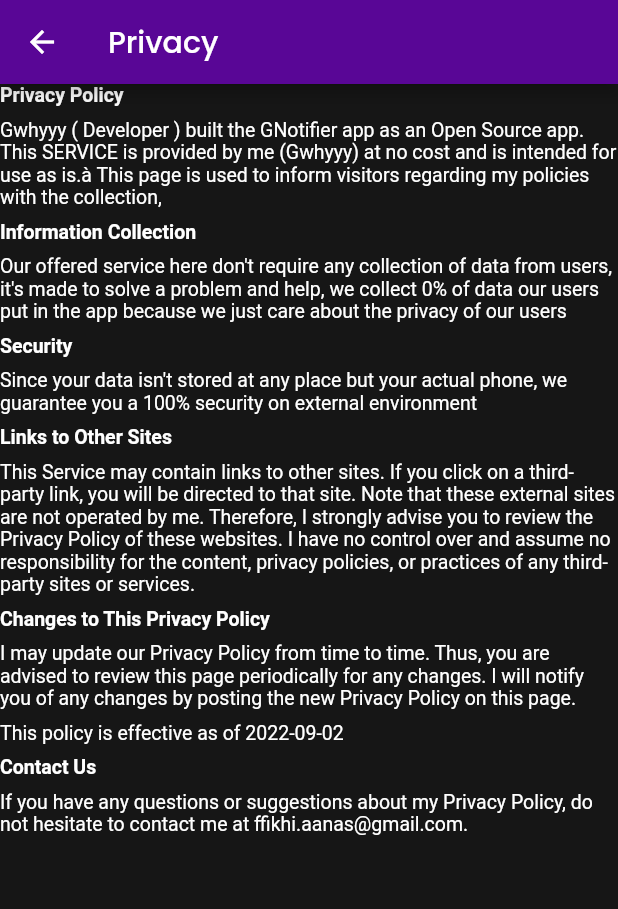
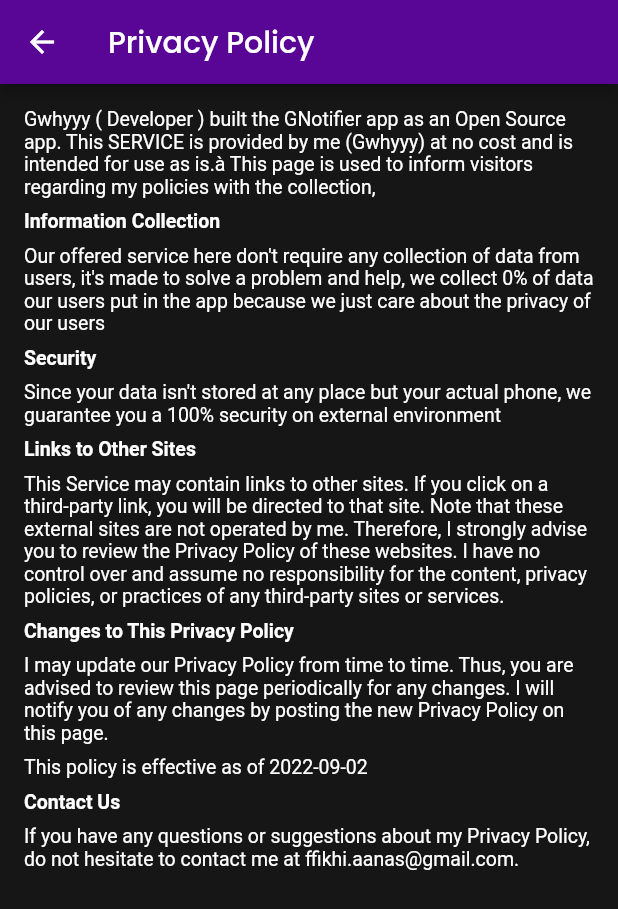
Before and after one commit to anasfik/public-apis-mobile-client, a Flutter app: the PrivacyView screen opened by its route, on a phone screen of 412 x 824 dp. Shown: the top 909 px of the screen. Run offline on Flutter 3.47's test engine with Material 2 defaults, Android fonts, the light colour scheme and no system bars; drawn by our look-alikes of flutter_markdown; our stand-ins replace auto_size_text, get, google_fonts, hive, hive_flutter; accounts and stored records are empty; network calls fail.

Commit message:
[ Edit ] turn the privacy content bigger

```diff
--- a/lib/app/modules/controllers/privacy_controller.dart
+++ b/lib/app/modules/controllers/privacy_controller.dart
@@ -2,7 +2,8 @@
 
 class PrivacyController extends GetxController {
   static const String privacyContent = """
-**Privacy Policy**
+
+
 
 Gwhyyy ( Developer ) built the GNotifier app as an Open Source app. This SERVICE is provided by me (Gwhyyy) at no cost and is intended for use as is.à
 This page is used to inform visitors regarding my policies with the collection,
--- a/lib/app/modules/views/privacy_view/privacy_view.dart
+++ b/lib/app/modules/views/privacy_view/privacy_view.dart
@@ -10,9 +10,14 @@
   Widget build(BuildContext context) {
     return Scaffold(
       appBar: AppBar(
-          title: Text(TextHelperMethods.firstLettersToCapital("privacy"))),
-      body: const MarkdownBody(
+          title:
+              Text(TextHelperMethods.firstLettersToCapital("privacy Policy"))),
+      body: Markdown(
         data: PrivacyController.privacyContent,
+        selectable: true,
+        styleSheet: MarkdownStyleSheet(
+          textScaleFactor: 1.25,
+        ),
       ),
     );
   }
```
